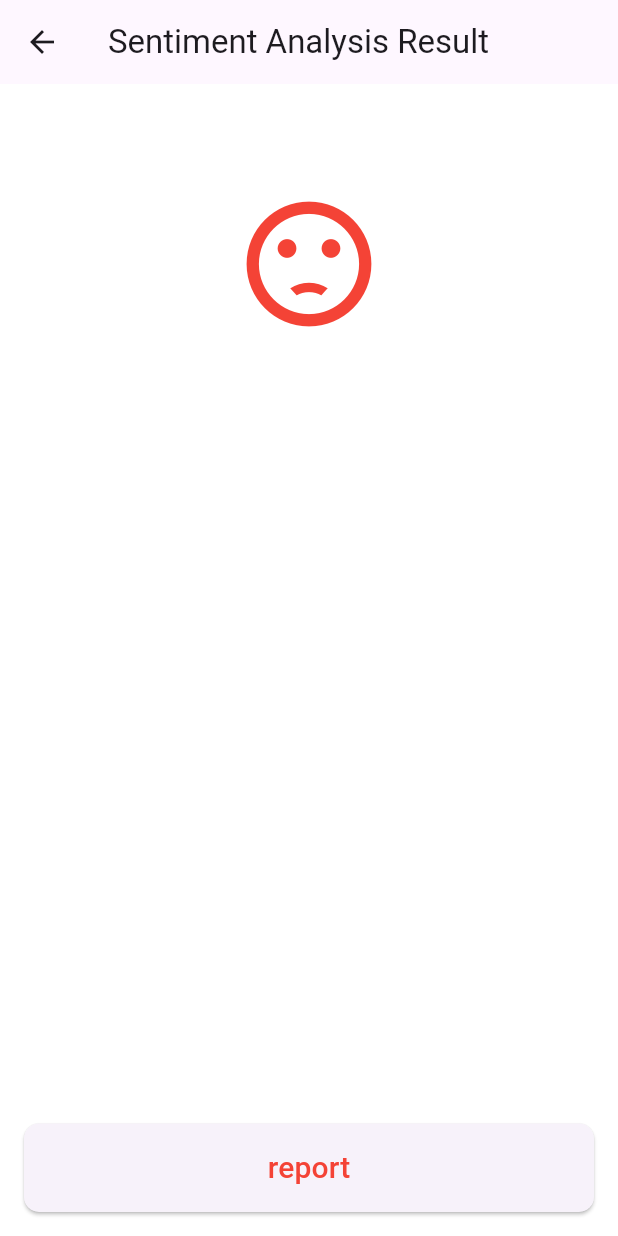
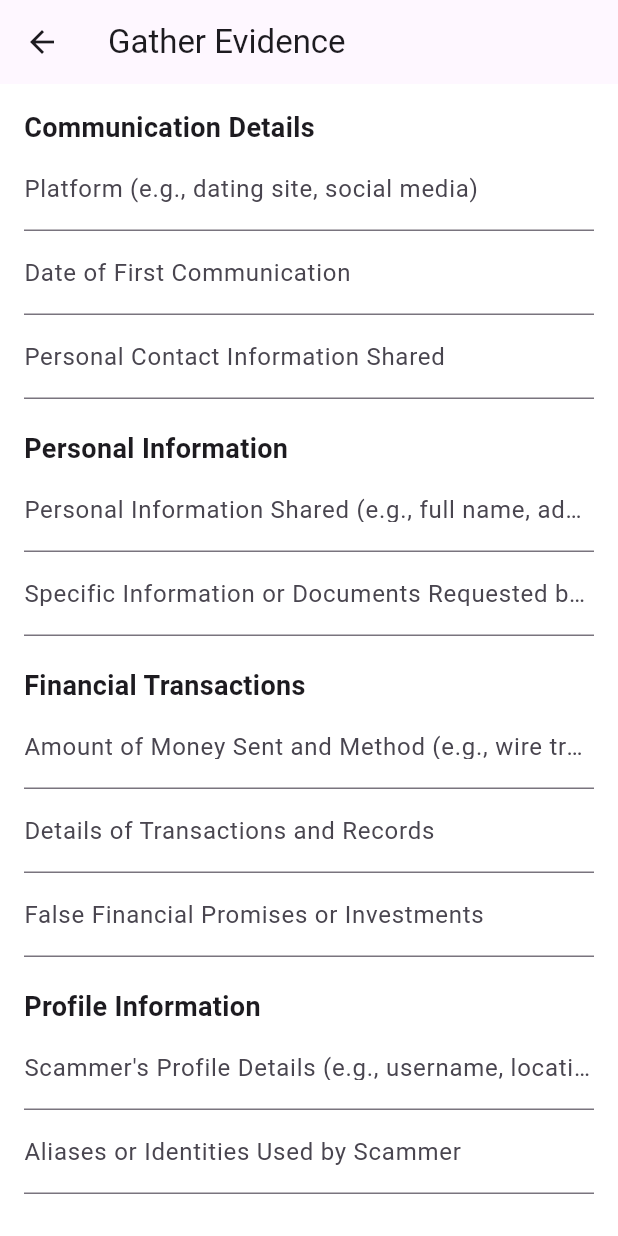
Before and after one commit to dhranny/scam_detection, a Flutter app: the SentimentResultScreen screen opened directly with empty values, after a tap on "report", on a phone screen of 412 x 824 dp. Run offline on Flutter 3.47's test engine with Material 3 defaults, Android fonts, the phone set to English and light mode, and no system bars; our stand-ins replace equatable; network calls fail; project files that could hold a hidden picture were left out.

Commit message:
added evidence

```diff
--- a/lib/client.dart
+++ b/lib/client.dart
@@ -40,7 +40,7 @@ class ApiService {
         headers: <String, String>{
           'Content-Type': 'application/json; charset=UTF-8',
         },
-        body: jsonEncode(<String, String>{"username": username, "name": password}));
+        body: jsonEncode(<String, String>{"username": username, "password": password}));
 
     if (response.statusCode == 200) {
       return true;
@@ -55,7 +55,7 @@ class ApiService {
         headers: <String, String>{
           'Content-Type': 'application/json; charset=UTF-8',
         },
-        body: jsonEncode(<String, String>{"username": username, "name": password}));
+        body: jsonEncode(<String, String>{"username": username, "password": password}));
 
     if (response.statusCode == 200) {
       return true;
--- /dev/null
+++ b/lib/evidence.dart
@@ -0,0 +1,204 @@
+import 'package:flutter/material.dart';
+import 'package:flutter/services.dart';
+import 'package:url_launcher/url_launcher.dart';
+
+class EvidenceCollectionScreen extends StatelessWidget {
+  final _formKey = GlobalKey<FormState>();
+  void sendEmail() async {
+    final Uri emailLaunchUri = Uri(
+      scheme: 'mailto',
+      path: 'pressforabuja@police.gov.ng',
+      queryParameters: {
+        'subject': 'Scam Report',
+        'body': 'Please describe the scam you encountered.'
+      },
+    );
+
+    if (await canLaunchUrl(emailLaunchUri)) {
+      await launchUrl(emailLaunchUri);
+    } else {
+      print('Could not launch $emailLaunchUri');
+    }
+  }
+
+  @override
+  Widget build(BuildContext context) {
+    TextEditingController platform = TextEditingController();
+    TextEditingController date = TextEditingController();
+    TextEditingController personal = TextEditingController();
+    TextEditingController personalInfo = TextEditingController();
+    TextEditingController specific = TextEditingController();
+    TextEditingController amount = TextEditingController();
+    TextEditingController transactions = TextEditingController();
+    TextEditingController falsePromises = TextEditingController();
+    TextEditingController profile = TextEditingController();
+    TextEditingController aliases = TextEditingController();
+    TextEditingController inconsistencies = TextEditingController();
+    TextEditingController unusual = TextEditingController();
+    TextEditingController aggressive = TextEditingController();
+    TextEditingController illegal = TextEditingController();
+    TextEditingController otherUsers = TextEditingController();
+    TextEditingController actions = TextEditingController();
+    TextEditingController additional = TextEditingController();
+
+    return Scaffold(
+      appBar: AppBar(
+        title: Text('Gather Evidence'),
+      ),
+      body: Padding(
+        padding: const EdgeInsets.all(16.0),
+        child: SingleChildScrollView(
+          child: Form(
+            key: _formKey,
+            child: Column(
+              crossAxisAlignment: CrossAxisAlignment.start,
+              children: [
+                // Communication Details
+                Text('Communication Details',
+                    style:
+                        TextStyle(fontSize: 18, fontWeight: FontWeight.bold)),
+                TextFormField(
+                  controller: platform,
+                  decoration: InputDecoration(
+                      labelText: 'Platform (e.g., dating site, social media)'),
+                ),
+                TextFormField(
+                  controller: date,
+                  decoration:
+                      InputDecoration(labelText: 'Date of First Communication'),
+                ),
+                TextFormField(
+                  controller: personal,
+                  decoration: InputDecoration(
+                      labelText: 'Personal Contact Information Shared'),
+                ),
+                SizedBox(height: 20),
+
+                // Personal Information
+                Text('Personal Information',
+                    style:
+                        TextStyle(fontSize: 18, fontWeight: FontWeight.bold)),
+                TextFormField(
+                  controller: personalInfo,
+                  decoration: InputDecoration(
+                      labelText:
+                          'Personal Information Shared (e.g., full name, address)'),
+                ),
+                TextFormField(
+                  controller: specific,
+                  decoration: InputDecoration(
+                      labelText:
+                          'Specific Information or Documents Requested by Scammer'),
+                ),
+                SizedBox(height: 20),
+
+                // Financial Transactions
+                Text('Financial Transactions',
+                    style:
+                        TextStyle(fontSize: 18, fontWeight: FontWeight.bold)),
+                TextFormField(
+                  controller: amount,
+                  decoration: InputDecoration(
+                      labelText:
+                          'Amount of Money Sent and Method (e.g., wire transfer)'),
+                ),
+                TextFormField(
+                  controller: transactions,
+                  decoration: InputDecoration(
+                      labelText: 'Details of Transactions and Records'),
+                ),
+                TextFormField(
+                  controller: falsePromises,
+                  decoration: InputDecoration(
+                      labelText: 'False Financial Promises or Investments'),
+                ),
+                SizedBox(height: 20),
+
+                // Profile Information
+                Text('Profile Information',
+                    style:
+                        TextStyle(fontSize: 18, fontWeight: FontWeight.bold)),
+                TextFormField(
+                  controller: profile,
+                  decoration: InputDecoration(
+                      labelText:
+                          'Scammer\'s Profile Details (e.g., username, location)'),
+                ),
+                TextFormField(
+                  controller: aliases,
+                  decoration: InputDecoration(
+                      labelText: 'Aliases or Identities Used by Scammer'),
+                ),
+                TextFormField(
+                  controller: inconsistencies,
+                  decoration: InputDecoration(
+                      labelText: 'Inconsistencies in Profile Information'),
+                ),
+                SizedBox(height: 20),
+
+                // Behavior and Requests
+                Text('Behavior and Requests',
+                    style:
+                        TextStyle(fontSize: 18, fontWeight: FontWeight.bold)),
+                TextFormField(
+                  controller: unusual,
+                  decoration:
+                      InputDecoration(labelText: 'Unusual Requests or Demands'),
+                ),
+                TextFormField(
+                  controller: aggressive,
+                  decoration: InputDecoration(
+                      labelText: 'Aggressive or Coercive Behavior'),
+                ),
+                TextFormField(
+                  controller: illegal,
+                  decoration: InputDecoration(
+                      labelText: 'Suspicious or Illegal Actions Requested'),
+                ),
+                SizedBox(height: 20),
+
+                // Other Victims
+                Text('Other Victims',
+                    style:
+                        TextStyle(fontSize: 18, fontWeight: FontWeight.bold)),
+                TextFormField(
+                  controller: otherUsers,
+                  decoration: InputDecoration(
+                      labelText: 'Other Users with Similar Experiences'),
+                ),
+                TextFormField(
+                  controller: actions,
+                  decoration: InputDecoration(
+                      labelText: 'Actions Taken by Dating Platform'),
+                ),
+                TextFormField(
+                  controller: additional,
+                  decoration: InputDecoration(
+                      labelText: 'Additional Witnesses or Evidence'),
+                ),
+                SizedBox(height: 40),
+
+                // Submit Button
+                Center(
+                  child: ElevatedButton(
+                    onPressed: () {
+                      if (_formKey.currentState!.validate()) {
+                        sendEmail();
+                      }
+                    },
+                    child: Text('Submit Evidence'),
+                    style: ElevatedButton.styleFrom(
+                      padding:
+                          EdgeInsets.symmetric(horizontal: 50, vertical: 15),
+                      textStyle: TextStyle(fontSize: 18),
+                    ),
+                  ),
+                ),
+              ],
+            ),
+          ),
+        ),
+      ),
+    );
+  }
+}
--- a/lib/main.dart
+++ b/lib/main.dart
@@ -5,6 +5,7 @@ import 'login.dart';
 import 'signup.dart';
 import 'home.dart';
 import 'splash.dart';
+import 'evidence.dart';
 import 'client.dart';
 
 class Histor with ChangeNotifier {
@@ -29,17 +30,17 @@ class MyApp extends StatelessWidget {
       title: 'Scam Detector',
       debugShowCheckedModeBanner: false,
       theme: ThemeData(
-        primarySwatch: Colors.blue,
-        scaffoldBackgroundColor: Colors.white,
-        primaryColor: Colors.blue
-      ),
+          primarySwatch: Colors.blue,
+          scaffoldBackgroundColor: Colors.white,
+          primaryColor: Colors.blue),
       routes: {
         '/home': (context) => HomeScreen(),
         '/history': (context) => HistoryList(),
         '/login': (context) => LoginScreen(),
-        '/signup': (context) => SignupScreen()
+        '/signup': (context) => SignupScreen(),
+        '/evidence': (context) => EvidenceCollectionScreen()
       },
-      home: LoginScreen(),
+      home: SplashScreen(),
     );
   }
 }
--- a/lib/result.dart
+++ b/lib/result.dart
@@ -1,7 +1,5 @@
 
 import 'package:flutter/material.dart';
-import 'package:url_launcher/url_launcher.dart';
-
 class SentimentResultScreen extends StatelessWidget {
   final bool isPositive; // Pass true if sentiment is positive, false if negative
   final String resultText; // Text that describes the result
@@ -10,22 +8,6 @@ class SentimentResultScreen extends StatelessWidget {
 
 
 
-  void sendEmail() async {
-    final Uri emailLaunchUri = Uri(
-      scheme: 'mailto',
-      path: 'pressforabuja@police.gov.ng',
-      queryParameters: {
-        'subject': 'Scam Report',
-        'body': 'Please describe the scam you encountered.'
-      },
-    );
-
-    if (await canLaunchUrl(emailLaunchUri)) {
-      await launchUrl(emailLaunchUri);
-    } else {
-      print('Could not launch $emailLaunchUri');
-    }
-  }
 
   @override
   Widget build(BuildContext context) {
@@ -62,7 +44,7 @@ class SentimentResultScreen extends StatelessWidget {
                 if(isPositive){
                   Navigator.pop(context);
                 }else{
-                  sendEmail();
+                  Navigator.pushNamed(context, '/evidence');
                 }
               },
               style: ElevatedButton.styleFrom(
```
Also changed, not shown: lib/login.dart (+9 -17 lines), lib/signup.dart (+6 -34 lines), lib/splash.dart (+4 -4 lines), 5 other files.
